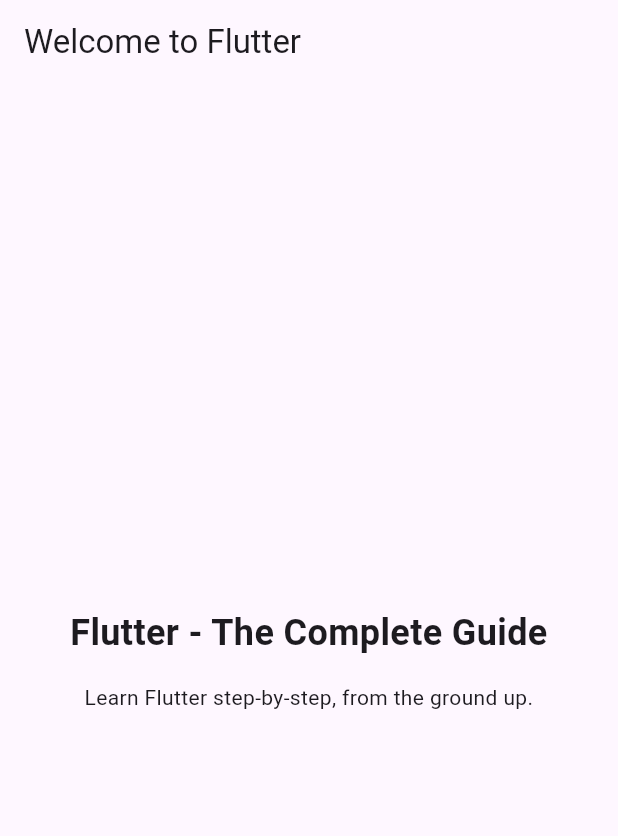
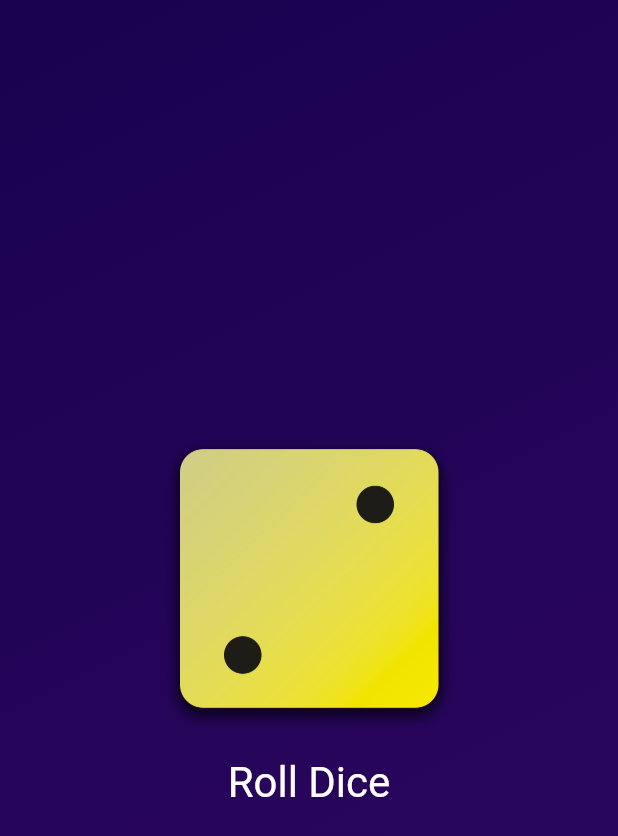
Before and after one commit to thurnye/Flutter-Apps, a Flutter app: the screen it shows after launch, on a phone screen of 412 x 824 dp. Shown: the top 836 px of the screen. Run offline on Flutter 3.47's test engine with Material 3 defaults, Android fonts, the phone set to English and light mode, and no system bars.

Commit message:
roll dice game

```diff
--- /dev/null
+++ b/lib/dice_roller.dart
@@ -0,0 +1,45 @@
+import 'package:flutter/material.dart';
+import 'dart:math';
+//this is our stateful widget for changing the state of the class
+class DiceRoller extends StatefulWidget {
+  const DiceRoller({super.key});
+  @override
+  // we create a state and this returns a state object, the state is a list and it returns the the DiceROller class
+ State<DiceRoller> createState() {
+  return _DiceRollerState();
+ }
+}
+
+// we always return two classes with state widget, and this will be a private class
+  final randomized = Random();
+
+class _DiceRollerState extends State<DiceRoller>{
+  var currentDiceROll = 2;
+
+  //defined a method for the onPress function, it should return nothing
+  void rollDice() {
+    setState(() { //this helps us to rebuild the ui state and update the variable  activeDiceImage
+    currentDiceROll = randomized.nextInt(6) + 1;  //this helps us to generate a random int
+    });
+    // print('Changing image...');
+  }
+
+
+  @override
+  Widget build(context) {
+    return Column(
+          mainAxisSize: MainAxisSize.min,
+          children: [
+            Image.asset('assets/images/dice-$currentDiceROll.png', width: 200),
+            TextButton(
+              onPressed: rollDice,
+              style: TextButton.styleFrom(
+                  padding: const EdgeInsets.only(top: 20),
+                  foregroundColor: Colors.white,
+                  textStyle: const TextStyle(fontSize: 28)),
+              child: const Text(' Roll Dice '),
+            )
+          ],
+        );
+  }
+}
--- /dev/null
+++ b/lib/gradient_container.dart
@@ -0,0 +1,40 @@
+import 'package:first_app/dice_roller.dart';
+import 'package:flutter/material.dart';
+
+const startAlignment = Alignment.topLeft;
+const endAlignment = Alignment.bottomRight;
+
+//creating a custom widget class
+class GradientContainer extends StatelessWidget {
+  const GradientContainer(this.color1, this.color2,
+      {super.key}); //this should have a name key parameter which extends from the StatelessWidget, mostly used to access parameters
+
+  const GradientContainer.purple({super.key})
+      : color1 = Colors.deepPurple,
+        color2 = Colors.indigo;
+
+  final Color color1;
+  final Color color2;
+
+
+
+  //the stateless widget is a class that comes from the flutter framework we are going to inherit that class
+  //this tells that we are override a method from the statelessWidget
+  Widget build(context) {
+    //we need to call the build method here which will return a widget, we will pass in a parameter- a must called context or ctx, this context will contain some information in the information tree.
+    return Container(
+      decoration: BoxDecoration(
+        gradient: LinearGradient(
+          colors: [color1, color2],
+          begin: startAlignment,
+          end: endAlignment,
+        ),
+      ),
+      child: const Center(
+        child: DiceRoller(),
+      ),
+    );
+  }
+
+
+}
--- a/lib/main.dart
+++ b/lib/main.dart
@@ -1,54 +1,14 @@
+import 'package:first_app/gradient_container.dart';
 import 'package:flutter/material.dart';
 
 void main() {
-  runApp(const MyApp());
+  runApp(
+    const MaterialApp(
+      home: Scaffold(
+        body: GradientContainer(
+            Color.fromARGB(255, 26, 2, 80),
+            Color.fromARGB(255, 46, 7, 98)),
+      ),
+    ),
+  );
 }
-
-// With Flutter, you create user interfaces by combining "widgets"
-// You'll learn all about them (and much more) throughout this course!
-class MyApp extends StatelessWidget {
-  const MyApp({super.key});
-
-  // Every custom widget must have a build() method
-  // It tells Flutter, which widgets make up your custom widget
-  // Again: You'll learn all about that throughout the course!
-  @override
-  Widget build(BuildContext context) {
-    // Below, a bunch of built-in widgets are used (provided by Flutter)
-    // They will be explained in the next sections
-    // In this course, you will, of course, not just use them a lot but
-    // also learn about many other widgets!
-    return MaterialApp(
-      title: 'Flutter First App',
-      theme: ThemeData(useMaterial3: true),
-      home: Scaffold(
-        appBar: AppBar(
-          title: const Text('Welcome to Flutter '),
-        ),
-        body: Container(
-          width: double.infinity,
-          padding: const EdgeInsets.all(12),
-          child: const Column(
-            mainAxisAlignment: MainAxisAlignment.center,
-            crossAxisAlignment: CrossAxisAlignment.center,
-            children: [
-              Text(
-                'Flutter - The Complete Guide',
-                textAlign: TextAlign.center,
-                style: TextStyle(
-                  fontSize: 24,
-                  fontWeight: FontWeight.bold,
-                ),
-              ),
-              SizedBox(height: 16),
-              Text(
-                'Learn Flutter step-by-step, from the ground up.',
-                textAlign: TextAlign.center,
-              ),
-            ],
-          ),
-        ),
-      ),
-    );
-  }
-}
--- /dev/null
+++ b/lib/styled_text.dart
@@ -0,0 +1,19 @@
+import 'package:flutter/material.dart';
+
+class StyledText extends StatelessWidget {
+ const StyledText(this.text, {super.key, b});
+//to pass a variable like parameter like text so that the user can dynamicaly pass any text they want, we have to list that in the super constructor.
+//although the parameter is not readily available, we have to make it available to the class by  adding it as a variable. using the this.text and the variable name also called text. the this.text looks for a variable called text and sets the value to that variable.
+
+
+final String text;  //since the variable wont be changed internally we will be using final here.
+
+
+  @override
+  Widget build(context) {
+    return  Text(
+     text,
+      style: const TextStyle(color: Colors.white, fontSize: 28),
+    );
+  }
+}
```
Also changed, not shown: pubspec.yaml (+7 -3 lines), assets/images/dice-1.png (added), assets/images/dice-2.png (added), assets/images/dice-3.png (added), assets/images/dice-4.png (added), assets/images/dice-5.png (added), assets/images/dice-6.png (added).
